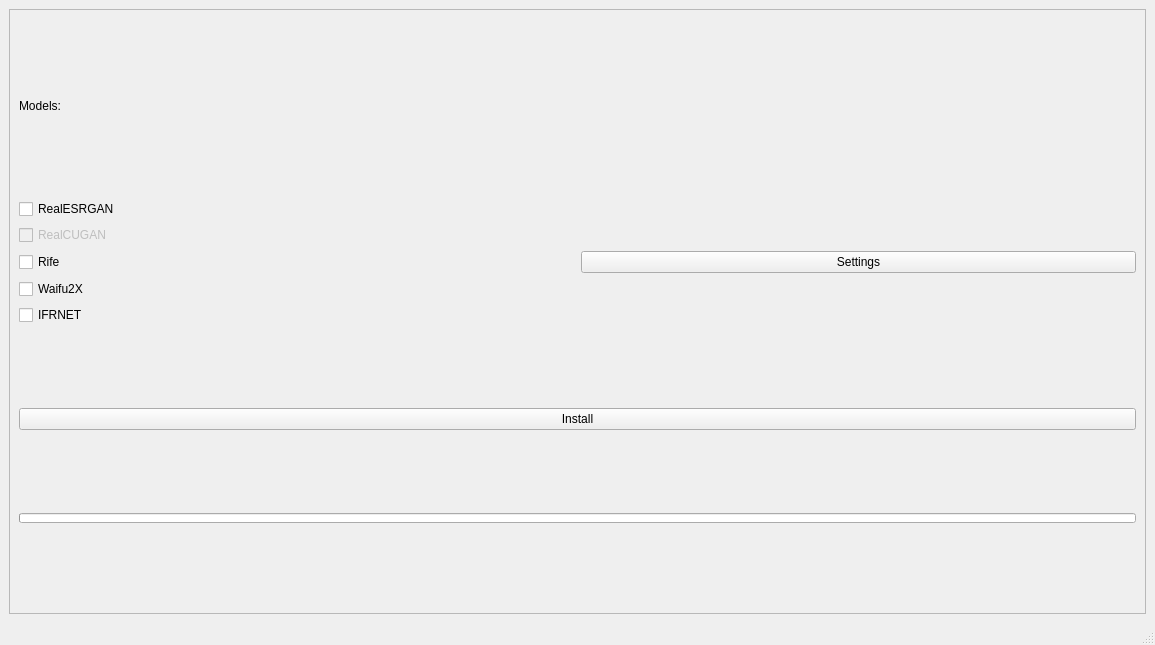
TNTwise/REAL-Video-Enhancer, file src/getModels/SelectAI.ui: the form before one commit.
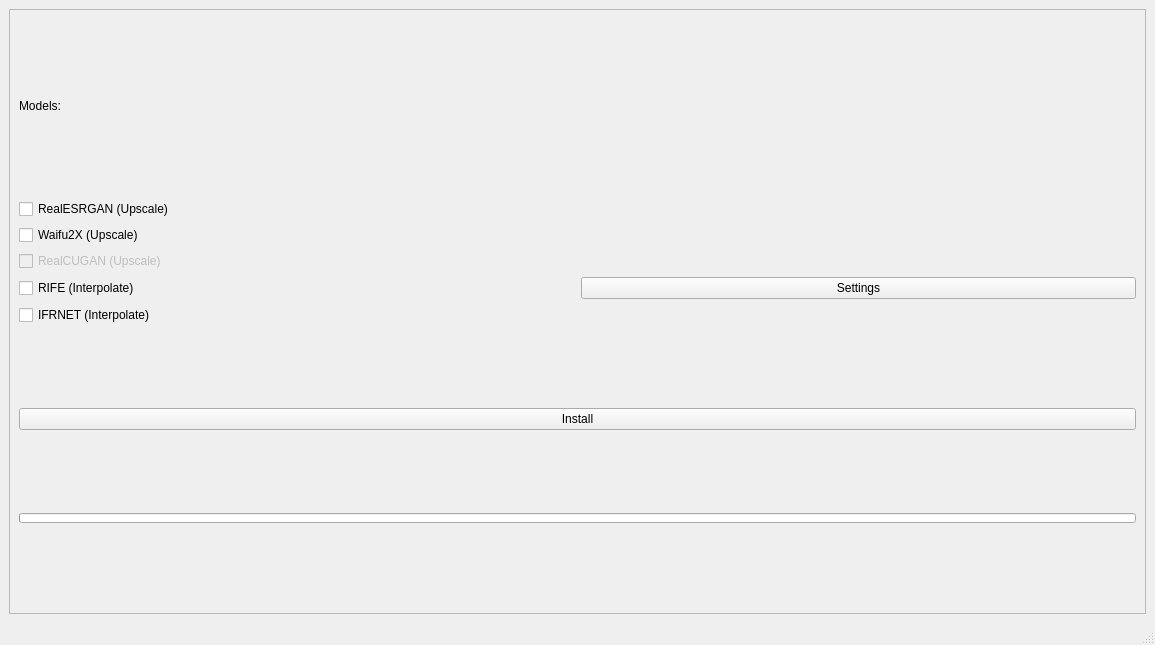
The form after the commit.

Diff of the .ui file:
```diff
--- a/src/getModels/SelectAI.ui
+++ b/src/getModels/SelectAI.ui
@@ -68,51 +68,51 @@
        </item>
        <item row="1" column="0">
         <layout class="QGridLayout" name="gridLayout_6">
-         <item row="1" column="0">
-          <widget class="QCheckBox" name="RealESRGANCheckBox">
-           <property name="text">
-            <string>RealESRGAN</string>
-           </property>
-          </widget>
-         </item>
-         <item row="4" column="1">
+         <item row="5" column="1">
           <widget class="QPushButton" name="RifeSettings">
            <property name="text">
             <string>Settings</string>
            </property>
           </widget>
          </item>
-         <item row="6" column="0">
-          <widget class="QCheckBox" name="Waifu2xCheckBox">
-           <property name="text">
-            <string>Waifu2X</string>
-           </property>
-          </widget>
-         </item>
          <item row="3" column="0">
           <widget class="QCheckBox" name="RealCUGANCheckBox">
            <property name="enabled">
             <bool>false</bool>
            </property>
            <property name="text">
-            <string>RealCUGAN</string>
+            <string>RealCUGAN (Upscale)</string>
            </property>
           </widget>
          </item>
-         <item row="4" column="0">
-          <widget class="QCheckBox" name="RifeCheckBox">
-           <property name="text">
-            <string>Rife</string>
-           </property>
-          </widget>
-         </item>
-         <item row="7" column="0">
+         <item row="8" column="0">
           <widget class="QCheckBox" name="CainCheckBox">
            <property name="enabled">
             <bool>true</bool>
            </property>
            <property name="text">
-            <string>IFRNET</string>
+            <string>IFRNET (Interpolate)</string>
+           </property>
+          </widget>
+         </item>
+         <item row="5" column="0">
+          <widget class="QCheckBox" name="RifeCheckBox">
+           <property name="text">
+            <string>RIFE (Interpolate)</string>
+           </property>
+          </widget>
+         </item>
+         <item row="1" column="0">
+          <widget class="QCheckBox" name="RealESRGANCheckBox">
+           <property name="text">
+            <string>RealESRGAN (Upscale)</string>
+           </property>
+          </widget>
+         </item>
+         <item row="2" column="0">
+          <widget class="QCheckBox" name="Waifu2xCheckBox">
+           <property name="text">
+            <string>Waifu2X (Upscale)</string>
            </property>
           </widget>
          </item>
```
